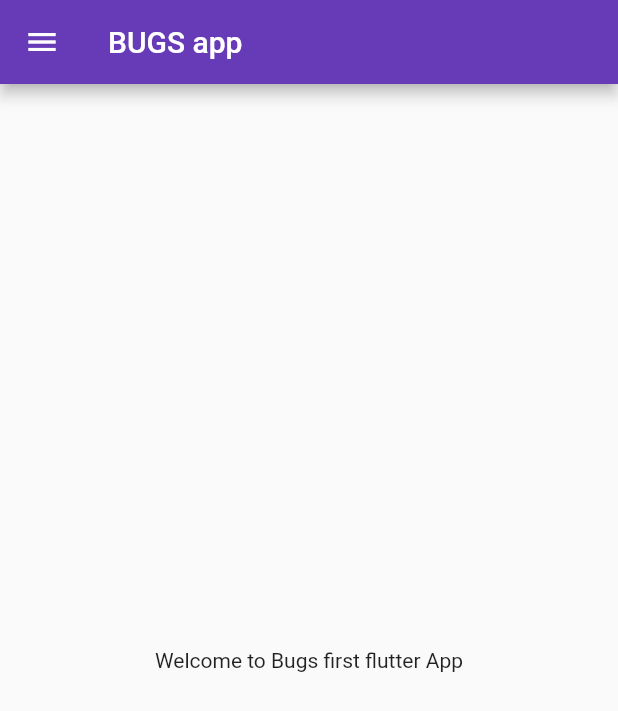
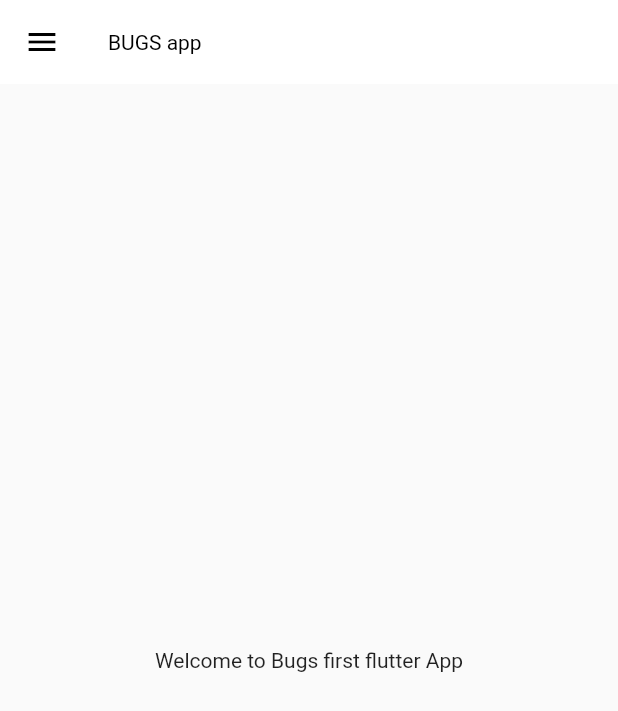
Before and after one commit to nirav-bugs/Catalog-Flutter, a Flutter app: the HomePage screen opened by its route, on a phone screen of 412 x 824 dp. Shown: the top 711 px of the screen. Run offline on Flutter 3.47's test engine with Material 2 defaults, Android fonts, the phone set to English and light mode, and no system bars; missing offline and left inert: dart:ffi.

Commit message:
Theme file & Catalog-Homepage

```diff
--- a/lib/pages/home_page.dart
+++ b/lib/pages/home_page.dart
@@ -2,6 +2,8 @@ import "package:flutter/material.dart";
 import "../widgets/drawer.dart";
 
 class HomePage extends StatelessWidget {
+  const HomePage({super.key});
+
   @override
   Widget build(BuildContext context) {
     var idk = "flutter";
--- /dev/null
+++ b/lib/widgets/themes.dart
@@ -0,0 +1,16 @@
+import 'package:flutter/material.dart';
+// import 'package:google_fonts/google_fonts.dart';
+
+class MyTheme {
+  static ThemeData lightTheme(BuildContext context) => ThemeData(
+        primarySwatch: Colors.indigo,
+        appBarTheme: const AppBarTheme(
+          color: Colors.white,
+          elevation: 0.0,
+          iconTheme: IconThemeData(color: Colors.black),
+          titleTextStyle: TextStyle(color: Colors.black),
+        ),
+      );
+  static ThemeData darkTheme(BuildContext context) =>
+      ThemeData(brightness: Brightness.dark);
+}
```
Also changed, not shown: lib/main.dart (+10 -14 lines), lib/models/catalog.dart (added, +29 -0 lines).
